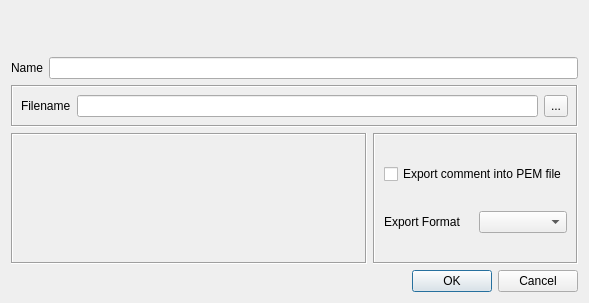
Old version of the form ui/ExportDialog.ui in the repository chris2511/xca.
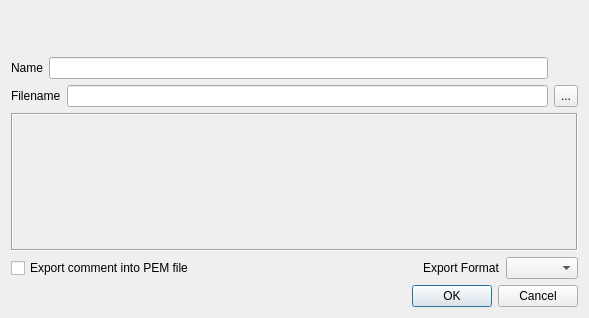
New version of the form. Custom widgets are drawn as their Qt base class.

Commit message: Improve ExportDialog layout

Diff of the .ui file:
```diff
--- a/ui/ExportDialog.ui
+++ b/ui/ExportDialog.ui
@@ -7,13 +7,13 @@
     <x>0</x>
     <y>0</y>
     <width>589</width>
-    <height>303</height>
+    <height>318</height>
    </rect>
   </property>
   <property name="windowTitle">
    <string/>
   </property>
-  <layout class="QVBoxLayout" name="verticalLayout_2">
+  <layout class="QVBoxLayout" name="verticalLayout">
    <item>
     <layout class="QHBoxLayout">
      <item>
@@ -69,39 +69,41 @@
     </layout>
    </item>
    <item>
-    <layout class="QHBoxLayout" name="horizontalLayout">
-     <item>
+    <layout class="QGridLayout" name="gridLayout">
+     <property name="sizeConstraint">
+      <enum>QLayout::SetDefaultConstraint</enum>
+     </property>
+     <item row="0" column="0">
       <widget class="QLabel" name="TextLabel2">
        <property name="text">
         <string>Name</string>
        </property>
       </widget>
      </item>
-     <item>
+     <item row="0" column="1" colspan="2">
       <widget class="QLineEdit" name="descr">
        <property name="toolTip">
         <string>The internal name of the CRL in the database</string>
        </property>
       </widget>
      </item>
-    </layout>
-   </item>
-   <item>
-    <widget class="QFrame" name="fileNameFrame">
-     <property name="frameShape">
-      <enum>QFrame::Box</enum>
-     </property>
-     <property name="frameShadow">
-      <enum>QFrame::Sunken</enum>
-     </property>
-     <layout class="QGridLayout">
-      <property name="margin">
-       <number>8</number>
-      </property>
-      <item row="0" column="1" colspan="2">
+     <item row="1" column="0" colspan="2">
+      <widget class="QLabel" name="TextLabel14">
+       <property name="sizePolicy">
+        <sizepolicy hsizetype="Fixed" vsizetype="Minimum">
+         <horstretch>0</horstretch>
+         <verstretch>0</verstretch>
+        </sizepolicy>
+       </property>
+       <property name="text">
+        <string>Filename</string>
+       </property>
+      </widget>
+     </item>
+     <item row="1" column="2">
        <widget class="QLineEdit" name="filename"/>
       </item>
-      <item row="0" column="3">
+     <item row="1" column="3">
        <widget class="QToolButton" name="fileBut">
         <property name="sizePolicy">
          <sizepolicy hsizetype="Fixed" vsizetype="Minimum">
@@ -114,33 +116,8 @@
         </property>
        </widget>
       </item>
-      <item row="0" column="0">
-       <widget class="QLabel" name="TextLabel14">
-        <property name="sizePolicy">
-         <sizepolicy hsizetype="Fixed" vsizetype="Minimum">
-          <horstretch>0</horstretch>
-          <verstretch>0</verstretch>
-         </sizepolicy>
-        </property>
-        <property name="text">
-         <string>Filename</string>
-        </property>
-       </widget>
-      </item>
-     </layout>
-    </widget>
+    </layout>
    </item>
-   <item>
-    <layout class="QHBoxLayout" name="horizontalLayout_4">
-     <item>
-      <widget class="QFrame" name="exportFormatFrame">
-       <property name="frameShape">
-        <enum>QFrame::Box</enum>
-       </property>
-       <property name="frameShadow">
-        <enum>QFrame::Sunken</enum>
-       </property>
-       <layout class="QHBoxLayout" name="horizontalLayout_2">
         <item>
          <widget class="QLabel" name="infoBox">
           <property name="sizePolicy">
@@ -149,6 +126,12 @@
             <verstretch>0</verstretch>
            </sizepolicy>
           </property>
+     <property name="frameShape">
+      <enum>QFrame::Box</enum>
+     </property>
+     <property name="frameShadow">
+      <enum>QFrame::Sunken</enum>
+     </property>
           <property name="text">
            <string notr="true"/>
           </property>
@@ -160,31 +143,8 @@
           </property>
          </widget>
         </item>
-       </layout>
-      </widget>
-     </item>
      <item>
-      <widget class="QFrame" name="frame">
-       <property name="frameShape">
-        <enum>QFrame::Box</enum>
-       </property>
-       <property name="frameShadow">
-        <enum>QFrame::Sunken</enum>
-       </property>
-       <layout class="QVBoxLayout" name="verticalLayout">
-        <item>
-         <spacer name="verticalSpacer">
-          <property name="orientation">
-           <enum>Qt::Vertical</enum>
-          </property>
-          <property name="sizeHint" stdset="0">
-           <size>
-            <width>20</width>
-            <height>10</height>
-           </size>
-          </property>
-         </spacer>
-        </item>
+    <layout class="QHBoxLayout" name="horizontalLayout_3">
         <item>
          <widget class="QCheckBox" name="pemComment">
           <property name="text">
@@ -193,20 +153,18 @@
          </widget>
         </item>
         <item>
-         <spacer name="verticalSpacer_3">
+      <spacer name="verticalSpacer_2">
           <property name="orientation">
-           <enum>Qt::Vertical</enum>
+        <enum>Qt::Horizontal</enum>
           </property>
           <property name="sizeHint" stdset="0">
            <size>
-            <width>20</width>
-            <height>18</height>
+         <width>11</width>
+         <height>20</height>
            </size>
           </property>
          </spacer>
         </item>
-        <item>
-         <layout class="QHBoxLayout" name="horizontalLayout_3">
           <item>
            <widget class="QLabel" name="TextLabel1">
             <property name="text">
@@ -220,24 +178,6 @@
          </layout>
         </item>
         <item>
-         <spacer name="verticalSpacer_2">
-          <property name="orientation">
-           <enum>Qt::Vertical</enum>
-          </property>
-          <property name="sizeHint" stdset="0">
-           <size>
-            <width>20</width>
-            <height>11</height>
-           </size>
-          </property>
-         </spacer>
-        </item>
-       </layout>
-      </widget>
-     </item>
-    </layout>
-   </item>
-   <item>
     <widget class="QDialogButtonBox" name="buttonBox">
      <property name="standardButtons">
       <set>QDialogButtonBox::Cancel|QDialogButtonBox::Ok</set>
```
Left out of the diff: 1 changed line with no effect on the pictures. Lines whose indentation alone changed are shown as unchanged.
